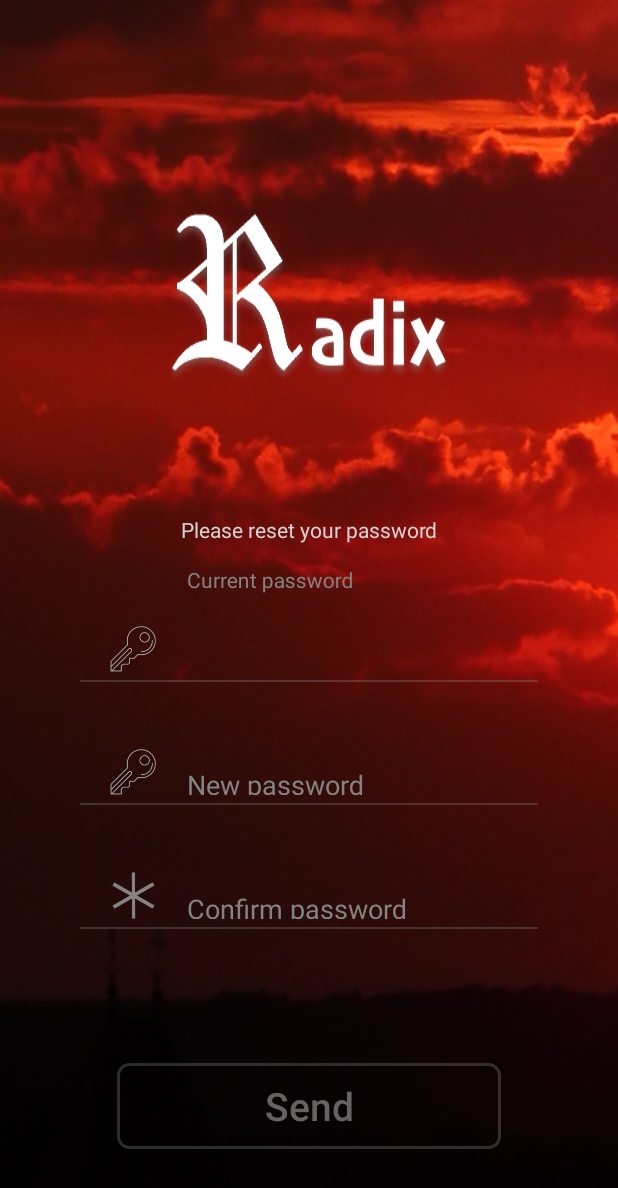
After one commit to bellinda/RadixApp, an Android app: the ResetPasswordActivity screen opened directly, with no data from a screen before it, on a phone screen of 412 x 824 dp. The commit adds this screen. Shown: the top 1188 px of the screen. Run offline under Robolectric (Android 15) with nearby library versions, the phone set to English and light mode, and no system bars.

Commit message:
added logic for forgotten password and setting a new password
Signed-off-by: bellinda <gabriela.angelova@fdiba.tu-sofia.bg>

```diff
--- a/app/src/main/AndroidManifest.xml
+++ b/app/src/main/AndroidManifest.xml
@@ -30,7 +30,8 @@
         <activity android:name=".menuItems.LanguagesActivity" />
         <activity android:name=".menuItems.AboutActivity" />
         <activity android:name=".RegisterActivity" />
-        <activity android:name=".ForgotPassActivity"></activity>
+        <activity android:name=".ForgotPassActivity" />
+        <activity android:name=".ResetPasswordActivity"></activity>
     </application>
 
 </manifest>
--- /dev/null
+++ b/app/src/main/java/com/angelova/w510/radixapp/ResetPasswordActivity.java
@@ -0,0 +1,108 @@
+package com.angelova.w510.radixapp;
+
+import android.content.DialogInterface;
+import android.content.Intent;
+import android.content.SharedPreferences;
+import android.preference.PreferenceManager;
+import android.support.v7.app.AlertDialog;
+import android.support.v7.app.AppCompatActivity;
+import android.os.Bundle;
+import android.view.View;
+import android.widget.Button;
+import android.widget.EditText;
+
+import com.angelova.w510.radixapp.models.Profile;
+import com.angelova.w510.radixapp.tasks.ResetPasswordTask;
+import com.angelova.w510.radixapp.tasks.SetNewPasswordTask;
+import com.google.gson.Gson;
+
+import org.json.JSONObject;
+
+public class ResetPasswordActivity extends AppCompatActivity {
+
+    private EditText mOldPassInput;
+    private EditText mNewPassInput;
+    private EditText mConfirmPassInput;
+    private Button mSendBtn;
+
+    public static final String SHARED_PROFILE_KEY = "profile";
+
+    @Override
+    protected void onCreate(Bundle savedInstanceState) {
+        super.onCreate(savedInstanceState);
+        setContentView(R.layout.activity_reset_password);
+
+        initializeActivity();
+    }
+
+    private void initializeActivity() {
+        mOldPassInput = (EditText) findViewById(R.id.old_pass_input);
+        mNewPassInput = (EditText) findViewById(R.id.new_password_input);
+        mConfirmPassInput = (EditText) findViewById(R.id.confirm_password_input);
+        mSendBtn = (Button) findViewById(R.id.send_btn);
+
+        mSendBtn.setOnClickListener(new View.OnClickListener() {
+            @Override
+            public void onClick(View v) {
+                if(mOldPassInput.getText() == null || mOldPassInput.getText().toString().isEmpty()) {
+                    showAlertDialogNow("Please enter your new password your password", "Warning");
+                } else if (mNewPassInput.getText() == null || mNewPassInput.getText().toString().isEmpty()) {
+                    showAlertDialogNow("Please enter your new password your password", "Warning");
+                } else if (mConfirmPassInput.getText() == null || mConfirmPassInput.getText().toString().isEmpty()) {
+                    showAlertDialogNow("Please confirm your password", "Warning");
+                } else if (!mNewPassInput.getText().toString().equals(mConfirmPassInput.getText().toString())) {
+                    showAlertDialogNow("Your password doesn't match the confirmation one. Please check your password", "Warning");
+                } else {
+                    new SetNewPasswordTask(ResetPasswordActivity.this, "users/setNewPassword", mOldPassInput.getText().toString(),
+                            mNewPassInput.getText().toString(), getProfile().getUserId()).execute();
+                }
+            }
+        });
+    }
+
+    private void showAlertDialogNow(String message, String title) {
+        AlertDialog.Builder builder = new AlertDialog.Builder(ResetPasswordActivity.this);
+        builder.setMessage(message).setTitle(title);
+        builder.setPositiveButton("OK", new DialogInterface.OnClickListener() {
+            public void onClick(DialogInterface dialog, int id) {
+                dialog.dismiss();
+            }
+        });
+        AlertDialog dialog = builder.create();
+        dialog.show();
+    }
+
+    public void handleSuccessfulPasswordSet(JSONObject receivedData) {
+        AlertDialog.Builder builder = new AlertDialog.Builder(ResetPasswordActivity.this);
+        builder.setMessage("Your password is set successfully. Please login in your profile with it.").setTitle("Password set");
+        builder.setPositiveButton("OK", new DialogInterface.OnClickListener() {
+            public void onClick(DialogInterface dialog, int id) {
+                dialog.dismiss();
+
+                Intent i = new Intent(ResetPasswordActivity.this, LoginActivity.class);
+                i.setFlags(Intent.FLAG_ACTIVITY_REORDER_TO_FRONT);
+                startActivity(i);
+                // close this activity
+                finish();
+            }
+        });
+        AlertDialog dialog = builder.create();
+        dialog.show();
+    }
+
+    public void showErrorMessage(String errorMsg) {
+        showAlertDialogNow(errorMsg, "Registration");
+    }
+
+    private Profile getProfile() {
+        //get current profile from shared preferences (is available)
+        SharedPreferences appPreferences = PreferenceManager.getDefaultSharedPreferences(this);
+        Gson gson = new Gson();
+        Profile profile = new Profile();
+        String json = appPreferences.getString(SHARED_PROFILE_KEY, "");
+        if(!json.isEmpty()) {
+            profile = gson.fromJson(json, Profile.class);
+        }
+        return profile;
+    }
+}
--- /dev/null
+++ b/app/src/main/res/layout/activity_reset_password.xml
@@ -0,0 +1,308 @@
+<?xml version="1.0" encoding="utf-8"?>
+<android.support.constraint.ConstraintLayout xmlns:android="http://schemas.android.com/apk/res/android"
+    xmlns:app="http://schemas.android.com/apk/res-auto"
+    xmlns:tools="http://schemas.android.com/tools"
+    android:layout_width="match_parent"
+    android:layout_height="match_parent"
+    tools:context="com.angelova.w510.radixapp.ResetPasswordActivity"
+    android:background="@drawable/sun"
+    android:focusable="false">
+
+    <android.support.constraint.Guideline
+        android:layout_width="1dp"
+        android:layout_height="1dp"
+        android:orientation="horizontal"
+        app:layout_constraintGuide_percent="0.17"
+        android:id="@+id/top_guideline"/>
+
+    <android.support.constraint.Guideline
+        android:layout_width="1dp"
+        android:layout_height="1dp"
+        android:orientation="horizontal"
+        app:layout_constraintGuide_percent="0.31"
+        android:id="@+id/bottom_logo_guideline"/>
+
+    <ImageView
+        android:layout_width="wrap_content"
+        android:layout_height="0dp"
+        app:layout_constraintTop_toBottomOf="@id/top_guideline"
+        app:layout_constraintBottom_toBottomOf="@id/bottom_logo_guideline"
+        app:layout_constraintLeft_toLeftOf="parent"
+        app:layout_constraintRight_toRightOf="parent"
+        android:background="@drawable/logo"/>
+
+    <android.support.constraint.Guideline
+        android:layout_width="1dp"
+        android:layout_height="1dp"
+        android:orientation="horizontal"
+        app:layout_constraintGuide_percent="0.44"
+        android:id="@+id/message_guideline"/>
+
+    <TextView
+        android:layout_width="0dp"
+        android:layout_height="wrap_content"
+        app:layout_constraintLeft_toLeftOf="parent"
+        app:layout_constraintRight_toRightOf="parent"
+        app:layout_constraintBottom_toTopOf="@+id/message_guideline"
+        android:gravity="center"
+        android:text="@string/login_reset_pass_message"
+        android:textColor="@color/login_input_text_color"/>
+
+    <android.support.constraint.Guideline
+        android:layout_width="1dp"
+        android:layout_height="1dp"
+        android:orientation="horizontal"
+        app:layout_constraintGuide_percent="0.55"
+        android:id="@+id/old_pass_guideline"/>
+
+    <android.support.constraint.Guideline
+        android:layout_width="1dp"
+        android:layout_height="1dp"
+        android:orientation="horizontal"
+        app:layout_constraintGuide_percent="0.46"
+        android:id="@+id/top_old_pass_guideline"/>
+
+    <android.support.constraint.Guideline
+        android:layout_width="1dp"
+        android:layout_height="1dp"
+        android:orientation="vertical"
+        app:layout_constraintGuide_percent="0.13"
+        android:id="@+id/left_guideline"/>
+
+    <android.support.constraint.Guideline
+        android:layout_width="1dp"
+        android:layout_height="1dp"
+        android:orientation="vertical"
+        app:layout_constraintGuide_percent="0.87"
+        android:id="@+id/right_guideline"/>
+
+    <View
+        android:layout_width="0dp"
+        android:layout_height="1dp"
+        android:background="@color/login_items_color_transperent"
+        app:layout_constraintLeft_toLeftOf="@id/left_guideline"
+        app:layout_constraintRight_toRightOf="@id/right_guideline"
+        app:layout_constraintTop_toBottomOf="@id/old_pass_guideline"
+        android:id="@+id/old_pass_underline"
+        />
+
+    <LinearLayout
+        android:layout_width="0dp"
+        android:layout_height="0dp"
+        android:layout_marginBottom="5dp"
+        android:layout_marginLeft="20dp"
+        android:focusable="false"
+        android:orientation="horizontal"
+        app:layout_constraintBottom_toTopOf="@id/old_pass_underline"
+        app:layout_constraintHorizontal_bias="0.0"
+        app:layout_constraintLeft_toLeftOf="@id/left_guideline"
+        app:layout_constraintRight_toRightOf="@id/right_guideline"
+        app:layout_constraintTop_toBottomOf="@+id/top_old_pass_guideline"
+        app:layout_constraintVertical_bias="0.0">
+
+        <ImageView
+            android:layout_width="wrap_content"
+            android:layout_height="wrap_content"
+            android:layout_gravity="bottom"
+            android:background="@drawable/ic_pass" />
+
+        <android.support.design.widget.TextInputLayout
+            android:id="@+id/input_layout_email"
+            android:layout_width="match_parent"
+            android:layout_height="match_parent"
+            android:layout_marginLeft="20dp"
+            android:layout_marginStart="20dp"
+            android:textColorHint="@color/login_items_color"
+            app:hintTextAppearance="@style/TextAppearance.App.TextInputLayout">
+
+            <EditText
+                android:id="@+id/old_pass_input"
+                android:layout_width="match_parent"
+                android:layout_height="match_parent"
+                android:layout_gravity="bottom"
+                android:background="@android:color/transparent"
+                android:focusableInTouchMode="true"
+                android:gravity="bottom"
+                android:hint="@string/login_reset_pass_old_pass"
+                android:inputType="textPassword"
+                android:textColor="@color/login_input_text_color"
+                android:textColorHint="@color/login_items_color" />
+
+        </android.support.design.widget.TextInputLayout>
+    </LinearLayout>
+
+    <android.support.constraint.Guideline
+        android:layout_width="1dp"
+        android:layout_height="1dp"
+        android:orientation="horizontal"
+        app:layout_constraintGuide_percent="0.56"
+        android:id="@+id/top_password_guideline"/>
+
+    <android.support.constraint.Guideline
+        android:layout_width="1dp"
+        android:layout_height="1dp"
+        android:orientation="horizontal"
+        app:layout_constraintGuide_percent="0.65"
+        android:id="@+id/password_guideline"/>
+
+    <View
+        android:layout_width="0dp"
+        android:layout_height="1dp"
+        android:background="@color/login_items_color_transperent"
+        app:layout_constraintLeft_toLeftOf="@id/left_guideline"
+        app:layout_constraintRight_toRightOf="@id/right_guideline"
+        app:layout_constraintTop_toBottomOf="@id/password_guideline"
+        android:id="@+id/password_underline"
+        />
+
+    <LinearLayout
+        android:layout_width="0dp"
+        android:layout_height="0dp"
+        app:layout_constraintLeft_toLeftOf="@id/left_guideline"
+        app:layout_constraintRight_toRightOf="@id/right_guideline"
+        app:layout_constraintBottom_toTopOf="@id/password_underline"
+        app:layout_constraintTop_toBottomOf="@+id/top_password_guideline"
+        android:layout_marginBottom="5dp"
+        android:layout_marginLeft="20dp"
+        android:orientation="horizontal">
+
+        <ImageView
+            android:layout_width="wrap_content"
+            android:layout_height="wrap_content"
+            android:background="@drawable/ic_pass"
+            android:layout_gravity="bottom"/>
+
+        <android.support.design.widget.TextInputLayout
+            android:id="@+id/input_layout_password"
+            android:layout_width="match_parent"
+            android:layout_height="match_parent"
+            android:textColorHint="@color/login_items_color"
+            app:hintTextAppearance="@style/TextAppearance.App.TextInputLayout"
+            android:layout_marginLeft="20dp"
+            android:layout_marginStart="20dp">
+
+            <EditText
+                android:layout_width="match_parent"
+                android:layout_height="match_parent"
+                android:layout_gravity="bottom"
+                android:gravity="bottom"
+                android:hint="@string/login_reset_pass_new_pass"
+                android:textColor="@color/login_input_text_color"
+                android:textColorHint="@color/login_items_color"
+                android:background="@android:color/transparent"
+                android:id="@+id/new_password_input"
+                android:inputType="textPassword"/>
+
+        </android.support.design.widget.TextInputLayout>
+    </LinearLayout>
+
+    <android.support.constraint.Guideline
+        android:layout_width="1dp"
+        android:layout_height="1dp"
+        android:orientation="horizontal"
+        app:layout_constraintGuide_percent="0.66"
+        android:id="@+id/top_confirm_password_guideline"/>
+
+    <android.support.constraint.Guideline
+        android:layout_width="1dp"
+        android:layout_height="1dp"
+        android:orientation="horizontal"
+        app:layout_constraintGuide_percent="0.75"
+        android:id="@+id/confirm_password_guideline"/>
+
+    <View
+        android:layout_width="0dp"
+        android:layout_height="1dp"
+        android:background="@color/login_items_color_transperent"
+        app:layout_constraintLeft_toLeftOf="@id/left_guideline"
+        app:layout_constraintRight_toRightOf="@id/right_guideline"
+        app:layout_constraintTop_toBottomOf="@id/confirm_password_guideline"
+        android:id="@+id/confirm_password_underline"
+        />
+
+    <LinearLayout
+        android:layout_width="0dp"
+        android:layout_height="0dp"
+        app:layout_constraintLeft_toLeftOf="@id/left_guideline"
+        app:layout_constraintRight_toRightOf="@id/right_guideline"
+        app:layout_constraintBottom_toTopOf="@id/confirm_password_underline"
+        app:layout_constraintTop_toBottomOf="@+id/top_confirm_password_guideline"
+        android:layout_marginBottom="5dp"
+        android:layout_marginLeft="20dp"
+        android:orientation="horizontal">
+
+        <ImageView
+            android:layout_width="wrap_content"
+            android:layout_height="wrap_content"
+            android:background="@drawable/ic_star"
+            android:layout_gravity="bottom"/>
+
+        <android.support.design.widget.TextInputLayout
+            android:id="@+id/input_layout_confirm_password"
+            android:layout_width="match_parent"
+            android:layout_height="match_parent"
+            android:textColorHint="@color/login_items_color"
+            app:hintTextAppearance="@style/TextAppearance.App.TextInputLayout"
+            android:layout_marginLeft="20dp"
+            android:layout_marginStart="20dp">
+
+            <EditText
+                android:layout_width="match_parent"
+                android:layout_height="match_parent"
+                android:layout_gravity="bottom"
+                android:gravity="bottom"
+                android:hint="@string/login_reset_pass_confirm_password"
+                android:textColor="@color/login_input_text_color"
+                android:textColorHint="@color/login_items_color"
+                android:background="@android:color/transparent"
+                android:id="@+id/confirm_password_input"
+                android:inputType="textPassword"/>
+
+        </android.support.design.widget.TextInputLayout>
+    </LinearLayout>
+
+    <android.support.constraint.Guideline
+        android:layout_width="1dp"
+        android:layout_height="1dp"
+        android:orientation="horizontal"
+        app:layout_constraintGuide_percent="0.86"
+        android:id="@+id/top_btn_guideline"/>
+
+    <android.support.constraint.Guideline
+        android:layout_width="1dp"
+        android:layout_height="1dp"
+        android:orientation="horizontal"
+        app:layout_constraintGuide_percent="0.93"
+        android:id="@+id/bottom_btn_guideline"/>
+
+    <android.support.constraint.Guideline
+        android:layout_width="1dp"
+        android:layout_height="1dp"
+        android:orientation="vertical"
+        app:layout_constraintGuide_percent="0.19"
+        android:id="@+id/left_btn_guideline"/>
+
+    <android.support.constraint.Guideline
+        android:layout_width="1dp"
+        android:layout_height="1dp"
+        android:orientation="vertical"
+        app:layout_constraintGuide_percent="0.81"
+        android:id="@+id/right_btn_guideline"/>
+
+    <Button
+        android:layout_width="0dp"
+        android:layout_height="0dp"
+        app:layout_constraintLeft_toLeftOf="@id/left_btn_guideline"
+        app:layout_constraintRight_toRightOf="@id/right_btn_guideline"
+        app:layout_constraintTop_toTopOf="@id/top_btn_guideline"
+        app:layout_constraintBottom_toTopOf="@id/bottom_btn_guideline"
+        android:background="@drawable/login_btn_background"
+        android:text="@string/login_reset_pass_send"
+        android:textColor="@color/login_btn_text_color"
+        android:textAllCaps="false"
+        android:textSize="@dimen/login_btn_title_size"
+        android:id="@+id/send_btn"
+        android:gravity="center"
+        android:foregroundGravity="center"/>
+
+</android.support.constraint.ConstraintLayout>
--- a/app/src/main/res/values/strings.xml
+++ b/app/src/main/res/values/strings.xml
@@ -13,12 +13,20 @@
     <string name="login_btn_title">Login</string>
     <string name="login_forgot_pass_text">Forgot Password?</string>
     <string name="login_no_account_text">Don\'t have an account? Sign up here ></string>
+    <string name="login_reset_pass_old_pass">Current password</string>
+    <string name="login_reset_pass_new_pass">New password</string>
+    <string name="login_reset_pass_confirm_password">Confirm password</string>
+    <string name="login_reset_pass_send">Send</string>
+    <string name="login_reset_pass_message">Please reset your password</string>
 
     <string name="register_name_hint">Full Name</string>
     <string name="register_email_hint">Email</string>
     <string name="register_password_hint">Password</string>
     <string name="register_confirm_password_hint">Confirm Password</string>
     <string name="register_btn_title">Register</string>
+
+    <string name="forgot_pass_email_hint">Email</string>
+    <string name="forgot_pass_btn_title">Reset password</string>
 
     <string name="offer_title">Request offer</string>
     <string name="offer_select_document">Select documents (one by time)</string>
```
Also changed, not shown: app/src/main/java/com/angelova/w510/radixapp/ForgotPassActivity.java (+63 -0 lines), app/src/main/java/com/angelova/w510/radixapp/LoginActivity.java (+24 -9 lines), app/src/main/java/com/angelova/w510/radixapp/clients/RegistrationRestClient.java (+10 -0 lines), app/src/main/java/com/angelova/w510/radixapp/tasks/ResetPasswordTask.java (added, +69 -0 lines), app/src/main/java/com/angelova/w510/radixapp/tasks/SetNewPasswordTask.java (added, +74 -0 lines), app/src/main/res/layout/activity_forgot_pass.xml (+19 -35 lines), 1 other file.
